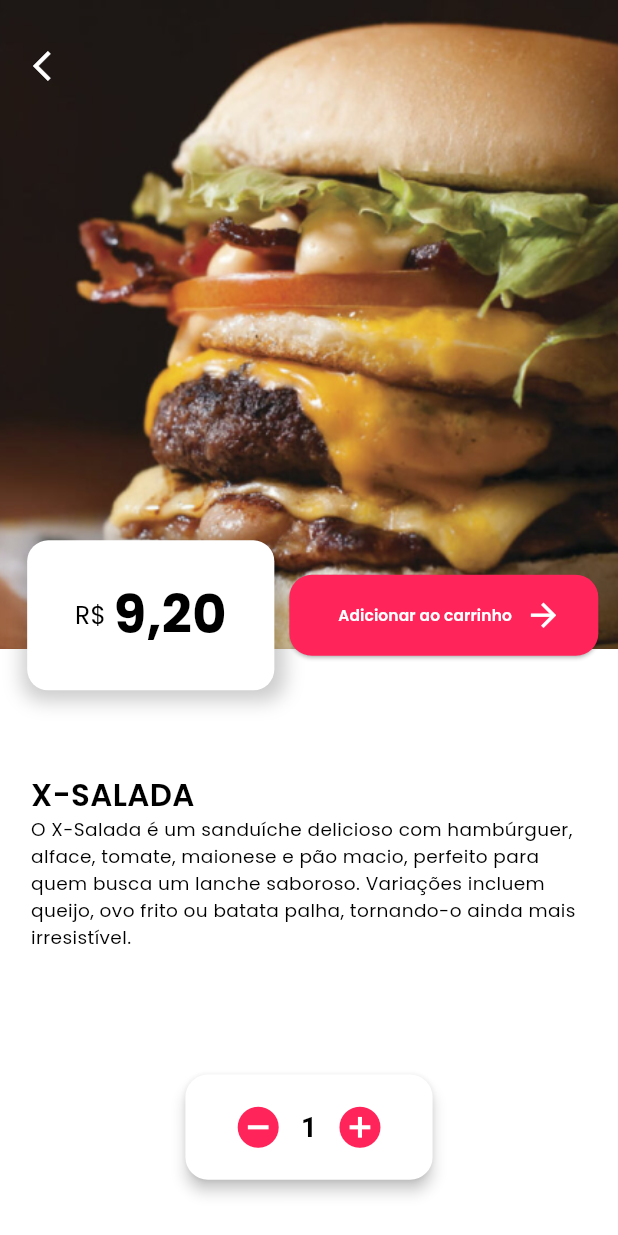
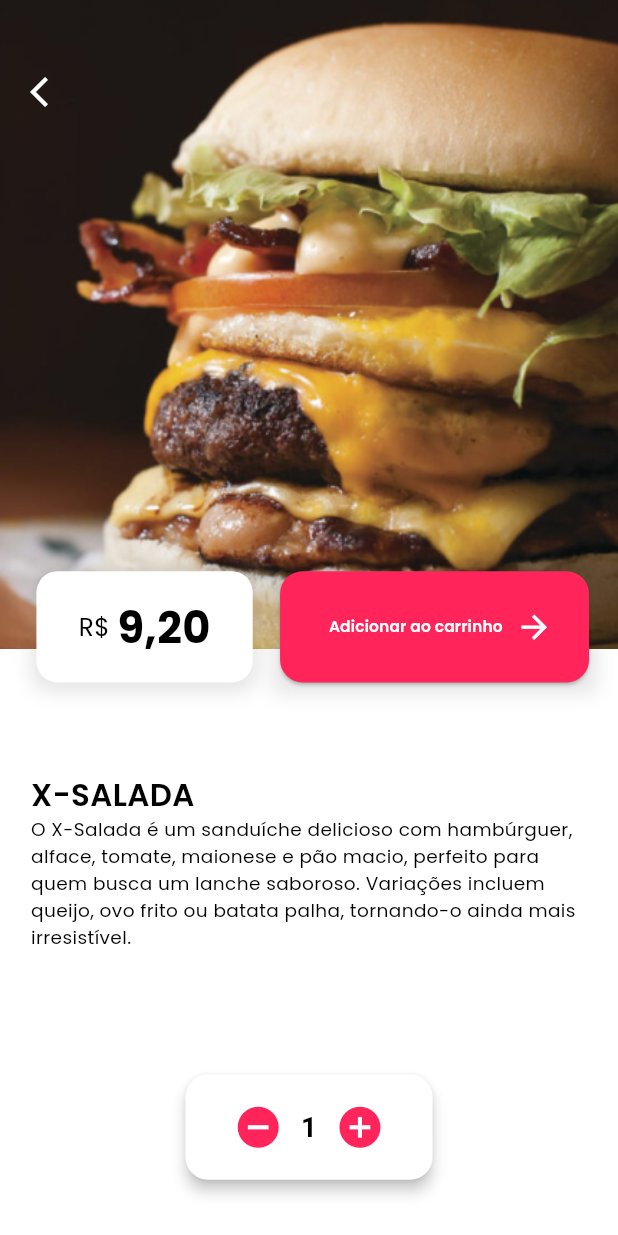
Before and after one commit to MJCantina/MJCantina-mobile-front-en, a Flutter app: the ItemPage screen opened directly, on a phone screen of 412 x 824 dp. Run offline on Flutter 3.47's test engine with Material 3 defaults, Android fonts, the phone set to English and light mode, and no system bars; our stand-ins replace cloud_firestore, firebase_auth, firebase_core, flutter_secure_storage, flutter_svg, get and 1 more; accounts and stored records are empty.

Commit message:
Atualizando a item page

```diff
--- a/lib/common/widgets/base_button/buttonItem.dart
+++ b/lib/common/widgets/base_button/buttonItem.dart
@@ -1,4 +1,3 @@
-
 import 'package:cantina_senai/core/configs/theme/app_colors.dart';
 import 'package:cantina_senai/core/configs/theme/app_fonts.dart';
 import 'package:flutter/material.dart';
@@ -23,11 +22,22 @@ class ButtonItem extends StatefulWidget {
 class _ButtonItemState extends State<ButtonItem> {
   @override
   Widget build(BuildContext context) {
-    return ElevatedButton(
+    return Container(
+      decoration: BoxDecoration(
+        boxShadow: [
+          BoxShadow(
+            color: Colors.black.withOpacity(0.1), // Sombra fraca
+            blurRadius: 10, // Suavidade da borda
+            spreadRadius: 5, // Espalhamento da sombra
+            offset: Offset(0, 3), // Deslocamento da sombra (x, y)
+          ),
+        ],
+      ),
+      child: ElevatedButton(
         onPressed: widget.onPressed,
         style: ElevatedButton.styleFrom(
           overlayColor: AppColors.grey,
-        minimumSize: Size(widget.height ?? 54, widget.height ?? 54),
+          minimumSize: Size(widget.width ?? 54, widget.height ?? 54),
           backgroundColor: AppColors.primary,
           shape: RoundedRectangleBorder(
             borderRadius: BorderRadius.circular(15),
@@ -37,7 +47,6 @@ class _ButtonItemState extends State<ButtonItem> {
           mainAxisAlignment: MainAxisAlignment.center, // Centraliza o conteúdo
           mainAxisSize: MainAxisSize.min, // Ajusta o tamanho do Row ao conteúdo
           children: [
-          // Texto centralizado, agora com um Expanded para ajustar o espaço
             Expanded(
               child: Text(
                 widget.title,
@@ -45,9 +54,13 @@ class _ButtonItemState extends State<ButtonItem> {
                 textAlign: TextAlign.center, // Garantindo que o texto fique centralizado
               ),
             ),
-          // Ícone posicionado diretamente após o texto
-          Icon(Icons.arrow_forward, size: 25, color: AppColors.white,), // Ícone com tamanho ajustado
+            Icon(
+              Icons.arrow_forward,
+              size: 25,
+              color: AppColors.white, // Ícone com tamanho ajustado
+            ),
           ],
+        ),
       ),
     );
   }
--- a/lib/core/configs/theme/app_fonts.dart
+++ b/lib/core/configs/theme/app_fonts.dart
@@ -11,7 +11,7 @@ class AppFonts {
 
   static TextStyle titleFont(BuildContext context) {
     return GoogleFonts.poppins(
-      fontSize: _getFontSize(context, 0.085),  // 8.5% da largura da tela
+      fontSize: _getFontSize(context, 0.07),  // 8.5% da largura da tela
       color: AppColors.black,
       fontWeight: FontWeight.w700,
     );
--- a/lib/presentation/pedidos/item.dart
+++ b/lib/presentation/pedidos/item.dart
@@ -28,8 +28,8 @@ class ItemPage extends StatelessWidget {
               ),
               // IconButton sobrepondo a imagem
               Positioned(
-                top: 20, // Ajuste para colocar o ícone no topo
-                left: 10, // Ajuste para colocar o ícone à esquerda
+                top: screenHeight * 0.045, // Ajuste para colocar o ícone no topo
+                left: screenWidth * 0.02, // Ajuste para colocar o ícone à esquerda
                 child: IconButton(
                   onPressed: () {
                     Navigator.pop(context);
@@ -39,7 +39,7 @@ class ItemPage extends StatelessWidget {
               ),
               // Restante do conteúdo, abaixo da imagem
               Positioned(
-                top: screenHeight * 0.425,  // Ajusta com base no tamanho da tela
+                top: screenHeight * 0.45,  // Ajusta com base no tamanho da tela
                 left: 5,
                 right: 10,
                 child: Row(
@@ -54,15 +54,15 @@ class ItemPage extends StatelessWidget {
                         borderRadius: BorderRadius.circular(14),
                         boxShadow: [
                           BoxShadow(
-                            color: Colors.black.withOpacity(0.2),
-                            offset: Offset(2, 2),
-                            blurRadius: 10,
-                            spreadRadius: 5,
+                            color: Colors.black.withOpacity(0.1), // Sombra fraca
+                            blurRadius: 10, // Suavidade da borda
+                            spreadRadius: 3, // Espalhamento da sombra
+                            offset: Offset(0, 3), // Deslocamento da sombra (x, y)
                           ),
                         ],
                       ),
-                      width: screenWidth * 0.4, // Tornando o width responsivo
-                      height: 100,
+                      width: screenWidth * 0.35, // Tornando o width responsivo
+                      height: screenHeight * 0.09,
                       child: Column(
                         mainAxisAlignment: MainAxisAlignment.center,
                         crossAxisAlignment: CrossAxisAlignment.center,
@@ -84,9 +84,11 @@ class ItemPage extends StatelessWidget {
                         ],
                       ),
                     ),
+                    SizedBox(width: screenWidth * 0.02,),
                     Container(
                       margin: const EdgeInsets.all(0),
                       width: screenWidth * 0.5, // Ajustando a largura do botão
+                      height: screenHeight * 0.09,
                       child: ButtonItem(
                         onPressed: () {},
                         title: 'Adicionar ao carrinho',
```
Also changed, not shown: 1 other file. Lines whose indentation alone changed are shown as unchanged.
